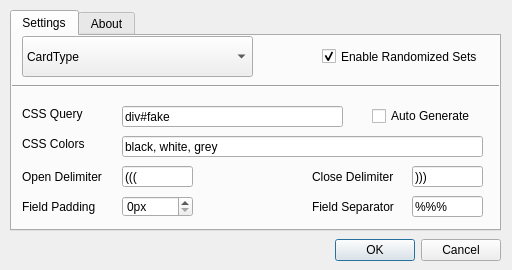
The window that src/gui/set_randomizer_option.ui (hgiesel/anki_set_randomizer) describes before a commit, drawn with Qt 5.
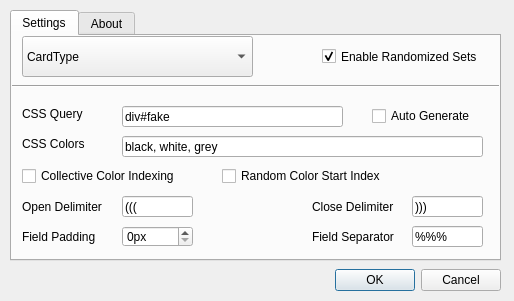
The same window after the commit.

Commit message: Implement collective color indexing and random first color

```diff
--- a/src/gui/set_randomizer_option.ui
+++ b/src/gui/set_randomizer_option.ui
@@ -7,8 +7,8 @@
    <rect>
     <x>0</x>
     <y>0</y>
-    <width>512</width>
-    <height>270</height>
+    <width>514</width>
+    <height>301</height>
    </rect>
   </property>
   <property name="windowTitle">
@@ -20,7 +20,7 @@
      <x>10</x>
      <y>10</y>
      <width>491</width>
-     <height>221</height>
+     <height>251</height>
     </rect>
    </property>
    <property name="currentIndex">
@@ -128,7 +128,7 @@
      <property name="geometry">
       <rect>
        <x>10</x>
-       <y>130</y>
+       <y>160</y>
        <width>101</width>
        <height>21</height>
       </rect>
@@ -141,7 +141,7 @@
      <property name="geometry">
       <rect>
        <x>110</x>
-       <y>130</y>
+       <y>160</y>
        <width>71</width>
        <height>21</height>
       </rect>
@@ -167,7 +167,7 @@
      <property name="geometry">
       <rect>
        <x>110</x>
-       <y>160</y>
+       <y>190</y>
        <width>71</width>
        <height>21</height>
       </rect>
@@ -180,7 +180,7 @@
      <property name="geometry">
       <rect>
        <x>10</x>
-       <y>160</y>
+       <y>190</y>
        <width>101</width>
        <height>21</height>
       </rect>
@@ -206,7 +206,7 @@
      <property name="geometry">
       <rect>
        <x>300</x>
-       <y>130</y>
+       <y>160</y>
        <width>101</width>
        <height>21</height>
       </rect>
@@ -219,7 +219,7 @@
      <property name="geometry">
       <rect>
        <x>300</x>
-       <y>160</y>
+       <y>190</y>
        <width>101</width>
        <height>21</height>
       </rect>
@@ -232,7 +232,7 @@
      <property name="geometry">
       <rect>
        <x>400</x>
-       <y>130</y>
+       <y>160</y>
        <width>71</width>
        <height>21</height>
       </rect>
@@ -245,7 +245,7 @@
      <property name="geometry">
       <rect>
        <x>400</x>
-       <y>160</y>
+       <y>190</y>
        <width>71</width>
        <height>21</height>
       </rect>
@@ -270,6 +270,41 @@
       <string>Auto Generate</string>
      </property>
     </widget>
+    <widget class="QCheckBox" name="collectiveIndexingCheckBox">
+     <property name="geometry">
+      <rect>
+       <x>10</x>
+       <y>130</y>
+       <width>181</width>
+       <height>20</height>
+      </rect>
+     </property>
+     <property name="toolTip">
+      <string>Normally, the choice of color is reset for each new randomized set. With this option, all elements collectively will iterate through the colors. E.g. Two sets with one element each will both have color 1, with this option turned on, the second one will have color 2.</string>
+     </property>
+     <property name="text">
+      <string>Collective Color Indexing</string>
+     </property>
+     <property name="tristate">
+      <bool>false</bool>
+     </property>
+    </widget>
+    <widget class="QCheckBox" name="randomStartIndexCheckBox">
+     <property name="geometry">
+      <rect>
+       <x>210</x>
+       <y>130</y>
+       <width>181</width>
+       <height>20</height>
+      </rect>
+     </property>
+     <property name="toolTip">
+      <string>Normally, the choice of color always start with color 1. With this option turned on, the first color will be chosen at random, before normally iterating through the colors again.</string>
+     </property>
+     <property name="text">
+      <string>Random Color Start Index</string>
+     </property>
+    </widget>
    </widget>
    <widget class="QWidget" name="tab_about">
     <attribute name="title">
@@ -319,7 +354,7 @@
    <property name="geometry">
     <rect>
      <x>280</x>
-     <y>230</y>
+     <y>260</y>
      <width>221</width>
      <height>41</height>
     </rect>
```
Left out of the diff: 2 changed lines with no effect on the pictures. The commit also changes 11 other files.
